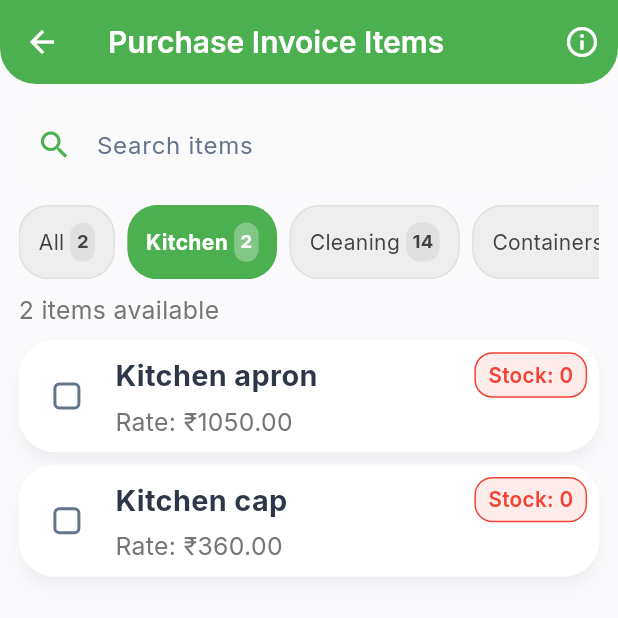
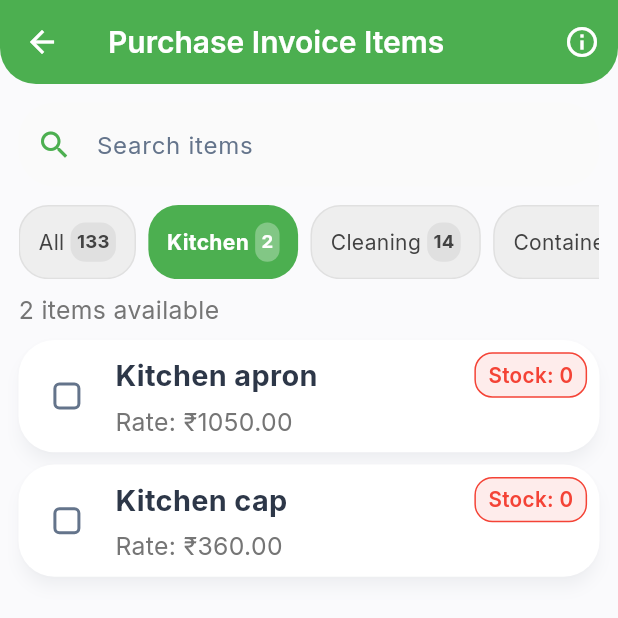
Before and after one commit to Sarthak030506/invoiceflow, a Flutter app: the ChooseItemsInvoiceScreen screen opened directly with empty values, after a tap on "Kitchen", on a phone screen of 412 x 824 dp, the top half of it. Run offline on Flutter 3.47's test engine with Material 3 defaults, Android fonts, the phone set to English and light mode, and no system bars; our stand-ins replace cached_network_image, cloud_firestore, contacts_service, csv, dio, file_picker and 15 more; accounts and stored records are empty.

Commit message:
feat: Set invoice status based on payment amount and filter sales items by inventory
Payment-based status:
- Fully paid invoices → status = 'paid'
- Partially paid invoices → status = 'partial'
- Unpaid invoices → status = 'posted'

Sales invoice catalog filter:
- Only show items that exist in inventory for sales invoices
- Purchase invoices continue to show all catalog items
- Add helper methods for accurate category counts
- Prevent users from selecting items not in stock

🤖 Generated with [Claude Code](https://claude.com/claude-code)

Co-Authored-By: Claude <noreply@anthropic.com>

```diff
--- a/lib/presentation/choose_items_invoice_screen.dart
+++ b/lib/presentation/choose_items_invoice_screen.dart
@@ -301,6 +301,38 @@ class _ChooseItemsInvoiceScreenState extends State<ChooseItemsInvoiceScreen> wit
     }
   }
 
+  /// Get count of available items (respecting inventory filter for sales)
+  int _getAvailableItemsCount() {
+    if (widget.invoiceType == 'sales') {
+      // Only count items that exist in inventory
+      return _itemCatalog.where((item) => _stockMap.containsKey(item.id)).length;
+    }
+    return _itemCatalog.length;
+  }
+
+  /// Get count of items in a category (respecting inventory filter for sales)
+  int _getCategoryItemCount(String keyword) {
+    var items = _itemCatalog;
+
+    // For sales invoices, only count items in inventory
+    if (widget.invoiceType == 'sales') {
+      items = items.where((item) => _stockMap.containsKey(item.id)).toList();
+    }
+
+    // Apply category filter
+    switch (keyword) {
+      case 'clean':
+        return items.where((item) {
+          final name = item.name.toLowerCase();
+          return name.contains('clean') ||
+                 name.contains('phenyl') ||
+                 name.contains('mop');
+        }).length;
+      default:
+        return items.where((item) => item.name.toLowerCase().contains(keyword)).length;
+    }
+  }
+
   Widget _buildFilterChip(String label, int count) {
     final bool isSelected = _selectedCategory == label;
     final color = widget.invoiceType == 'sales' ? Colors.blue : Colors.green;
@@ -403,6 +435,13 @@ class _ChooseItemsInvoiceScreenState extends State<ChooseItemsInvoiceScreen> wit
 
     List<CatalogItem> filteredItems = _itemCatalog;
 
+    // For sales invoices, only show items that exist in inventory
+    if (widget.invoiceType == 'sales') {
+      filteredItems = filteredItems
+          .where((item) => _stockMap.containsKey(item.id))
+          .toList();
+    }
+
     // Apply search filter
     if (_search.isNotEmpty) {
       filteredItems = filteredItems
@@ -467,14 +506,11 @@ class _ChooseItemsInvoiceScreenState extends State<ChooseItemsInvoiceScreen> wit
             child: ListView(
               scrollDirection: Axis.horizontal,
               children: [
-                _buildFilterChip('All', filteredItems.length),
-                _buildFilterChip('Kitchen', _itemCatalog.where((item) => item.name.toLowerCase().contains('kitchen')).length),
-                _buildFilterChip('Cleaning', _itemCatalog.where((item) =>
-                  item.name.toLowerCase().contains('clean') ||
-                  item.name.toLowerCase().contains('phenyl') ||
-                  item.name.toLowerCase().contains('mop')).length),
-                _buildFilterChip('Containers', _itemCatalog.where((item) => item.name.toLowerCase().contains('container')).length),
-                _buildFilterChip('Bags', _itemCatalog.where((item) => item.name.toLowerCase().contains('bag')).length),
+                _buildFilterChip('All', _getAvailableItemsCount()),
+                _buildFilterChip('Kitchen', _getCategoryItemCount('kitchen')),
+                _buildFilterChip('Cleaning', _getCategoryItemCount('clean')),
+                _buildFilterChip('Containers', _getCategoryItemCount('container')),
+                _buildFilterChip('Bags', _getCategoryItemCount('bag')),
               ],
             ),
           ),
@@ -1246,6 +1282,22 @@ class _ChooseItemsInvoiceScreenState extends State<ChooseItemsInvoiceScreen> wit
 
                     AppLogger.debug('Creating invoice with refund adjustment: $_pendingRefundAmount', 'ChooseItemsInvoice');
 
+                    // Calculate adjusted total for status determination
+                    final adjustedTotal = totalAmount - _pendingRefundAmount;
+
+                    // Determine invoice status based on payment
+                    String invoiceStatus;
+                    if ((amountPaid - adjustedTotal).abs() < 0.01) {
+                      // Fully paid
+                      invoiceStatus = 'paid';
+                    } else if (amountPaid > 0.01) {
+                      // Partially paid
+                      invoiceStatus = 'partial';
+                    } else {
+                      // Not paid (due)
+                      invoiceStatus = 'posted';
+                    }
+
                     final newInvoice = InvoiceModel(
                       id: invoiceId,
                       invoiceNumber: invoiceNumber,
@@ -1255,7 +1307,7 @@ class _ChooseItemsInvoiceScreenState extends State<ChooseItemsInvoiceScreen> wit
                       date: invoiceDate,
                       refundAdjustment: _pendingRefundAmount,
                       revenue: totalAmount,
-                      status: 'posted', // Always post invoices to process inventory
+                      status: invoiceStatus,
                       items: invoiceItems,
                       notes: returnNotes,
                       createdAt: now,
```
